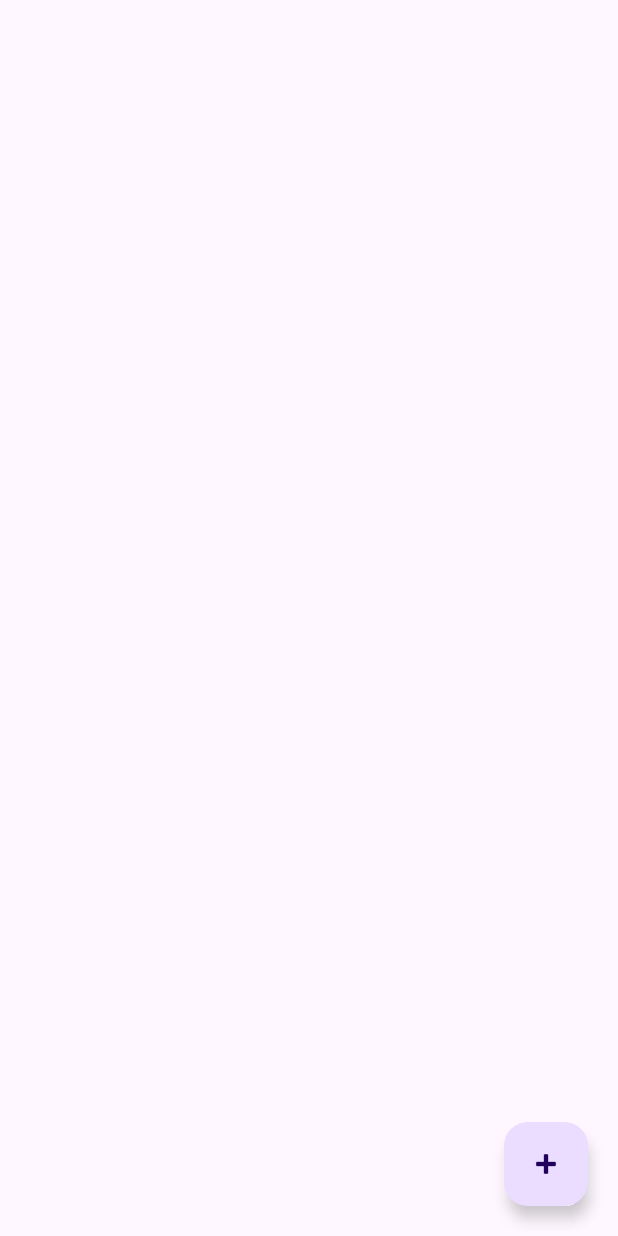
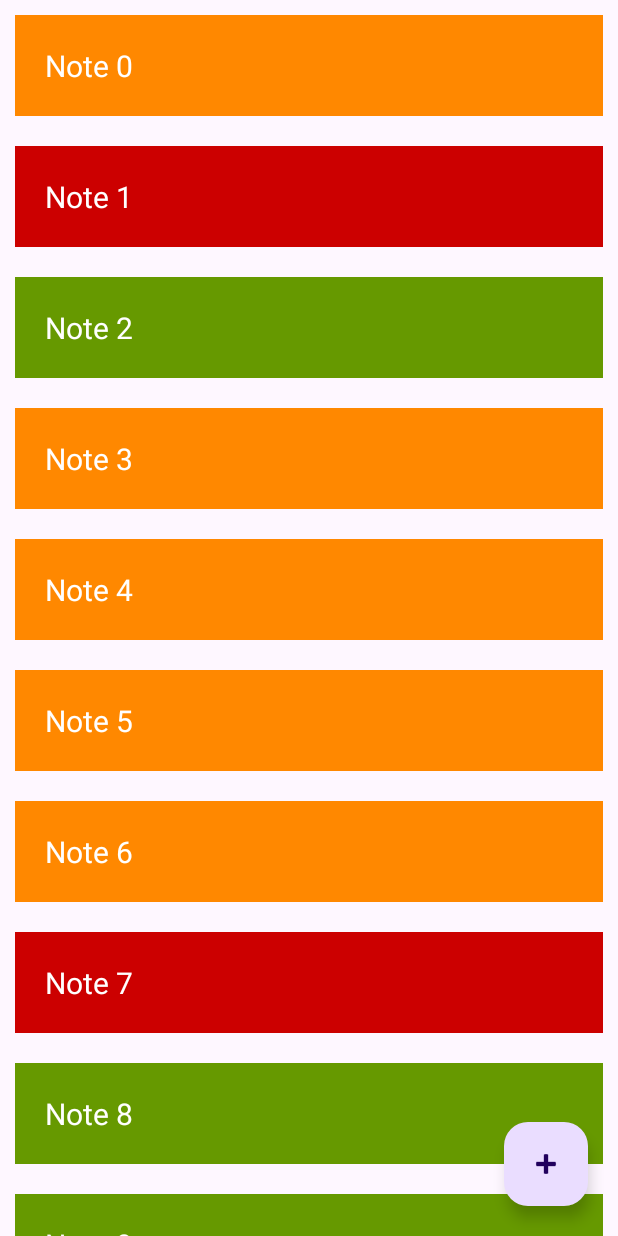
Before and after one commit to khaliuss/AndroidByJavaLessonTrash, an Android app: the screen it shows after launch (MainActivity), on a phone screen of 412 x 824 dp. Run offline under Robolectric (Android 15) with nearby library versions, the light colour scheme and no system bars.

Commit message:
Recycler View Learned

```diff
--- a/ToDoListAp/app/src/main/java/com/example/todolistap/DataBase.java
+++ b/ToDoListAp/app/src/main/java/com/example/todolistap/DataBase.java
@@ -15,6 +15,12 @@ public class DataBase {
         return instance;
     }
 
+    public DataBase(){
+        Random priority = new Random();
+        for (int i=0;notes.size()<20;i++){
+            notes.add(new Note(i,priority.nextInt(3),"Note "+i));
+        }
+    }
 
     public void add(Note note){
         notes.add(note);
--- a/ToDoListAp/app/src/main/java/com/example/todolistap/MainActivity.java
+++ b/ToDoListAp/app/src/main/java/com/example/todolistap/MainActivity.java
@@ -8,13 +8,15 @@ import android.widget.TextView;
 
 import androidx.appcompat.app.AppCompatActivity;
 import androidx.core.content.ContextCompat;
+import androidx.recyclerview.widget.RecyclerView;
 
 import com.google.android.material.floatingactionbutton.FloatingActionButton;
 
 public class MainActivity extends AppCompatActivity {
 
     private FloatingActionButton addFAButton;
-    private LinearLayout linearLayout;
+    private RecyclerView recyclerView;
+    private NotesAdapter recyclerViewAdapter;
 
     private DataBase dataBase = DataBase.getInstance();
 
@@ -23,6 +25,7 @@ public class MainActivity extends AppCompatActivity {
         super.onCreate(savedInstanceState);
         setContentView(R.layout.activity_main);
         initView();
+        recyclerView.setAdapter(recyclerViewAdapter);
 
         addFAButton.setOnClickListener(new View.OnClickListener() {
             @Override
@@ -42,44 +45,13 @@ public class MainActivity extends AppCompatActivity {
     }
 
     private void showNotes() {
-        linearLayout.removeAllViews();
-        for (Note note:dataBase.getNotes()) {
-            View view = getLayoutInflater().inflate(
-                    R.layout.to_do_item,
-                    linearLayout,
-                    false);
-
-            view.setOnClickListener(new View.OnClickListener() {
-                @Override
-                public void onClick(View v) {
-                    dataBase.remove(note.getId());
-                    showNotes();
-                }
-            });
-
-            TextView textView= view.findViewById(R.id.task_text);
-            textView.setText(note.getText());
-            int colorRes;
-            switch (note.getPriority()){
-                case 0:
-                    colorRes = android.R.color.holo_green_dark;
-                    break;
-                case 1:
-                    colorRes = android.R.color.holo_orange_dark;
-                    break;
-                default:
-                    colorRes = android.R.color.holo_red_dark;
-                    break;
-            }
-            int color = ContextCompat.getColor(this,colorRes);
-            textView.setBackgroundColor(color);
-            linearLayout.addView(view);
-        }
+        recyclerViewAdapter.setNotes(dataBase.getNotes());
     }
 
     private void initView() {
         addFAButton = findViewById(R.id.addFAButton);
-        linearLayout = findViewById(R.id.linearContainer);
+        recyclerView = findViewById(R.id.recyclerView);
+        recyclerViewAdapter = new NotesAdapter();
     }
 
 
--- /dev/null
+++ b/ToDoListAp/app/src/main/java/com/example/todolistap/NotesAdapter.java
@@ -0,0 +1,68 @@
+package com.example.todolistap;
+
+import android.view.LayoutInflater;
+import android.view.View;
+import android.view.ViewGroup;
+import android.widget.TextView;
+
+import androidx.annotation.NonNull;
+import androidx.core.content.ContextCompat;
+import androidx.recyclerview.widget.RecyclerView;
+
+import java.util.ArrayList;
+
+public class NotesAdapter extends RecyclerView.Adapter<NotesAdapter.NotesViewHolder>{
+
+    ArrayList<Note> notes = new ArrayList<>();
+
+    public void setNotes(ArrayList<Note> notes) {
+        this.notes = notes;
+        notifyDataSetChanged();
+    }
+
+    @NonNull
+    @Override
+    public NotesViewHolder onCreateViewHolder(@NonNull ViewGroup parent, int viewType) {
+
+        View view = LayoutInflater.from(parent.getContext()).inflate(
+                R.layout.to_do_item,
+                parent,
+                false);
+
+        return new NotesViewHolder(view);
+    }
+
+    @Override
+    public void onBindViewHolder(@NonNull NotesViewHolder viewHolder, int position) {
+        Note note = notes.get(position);
+        viewHolder.textView.setText(note.getText());
+
+        int colorRes;
+        switch (note.getPriority()){
+            case 0:
+                colorRes = android.R.color.holo_green_dark;
+                break;
+            case 1:
+                colorRes = android.R.color.holo_orange_dark;
+                break;
+            default:
+                colorRes = android.R.color.holo_red_dark;
+                break;
+        }
+        int color = ContextCompat.getColor(viewHolder.itemView.getContext(),colorRes);
+        viewHolder.textView.setBackgroundColor(color);
+    }
+
+    @Override
+    public int getItemCount() {
+        return notes.size();
+    }
+
+    class NotesViewHolder extends RecyclerView.ViewHolder{
+        private TextView textView;
+        public NotesViewHolder(@NonNull View itemView) {
+            super(itemView);
+            textView = itemView.findViewById(R.id.task_text);
+        }
+    }
+}
--- a/ToDoListAp/app/src/main/res/layout/activity_main.xml
+++ b/ToDoListAp/app/src/main/res/layout/activity_main.xml
@@ -17,20 +17,14 @@
         app:layout_constraintEnd_toEndOf="parent"
         app:srcCompat="@android:drawable/ic_input_add" />
 
-    <ScrollView
-        android:layout_width="0dp"
-        android:layout_height="0dp"
-        android:layout_marginStart="1dp"
-        android:layout_marginEnd="1dp"
+
+    <androidx.recyclerview.widget.RecyclerView
+        android:id="@+id/recyclerView"
+        android:layout_width="match_parent"
+        android:layout_height="match_parent"
+        app:layoutManager="androidx.recyclerview.widget.LinearLayoutManager"
         app:layout_constraintBottom_toBottomOf="parent"
         app:layout_constraintEnd_toEndOf="parent"
         app:layout_constraintStart_toStartOf="parent"
-        app:layout_constraintTop_toTopOf="parent">
-
-        <LinearLayout
-            android:id="@+id/linearContainer"
-            android:layout_width="match_parent"
-            android:layout_height="wrap_content"
-            android:orientation="vertical" />
-    </ScrollView>
+        app:layout_constraintTop_toTopOf="parent" />
 </androidx.constraintlayout.widget.ConstraintLayout>
```
